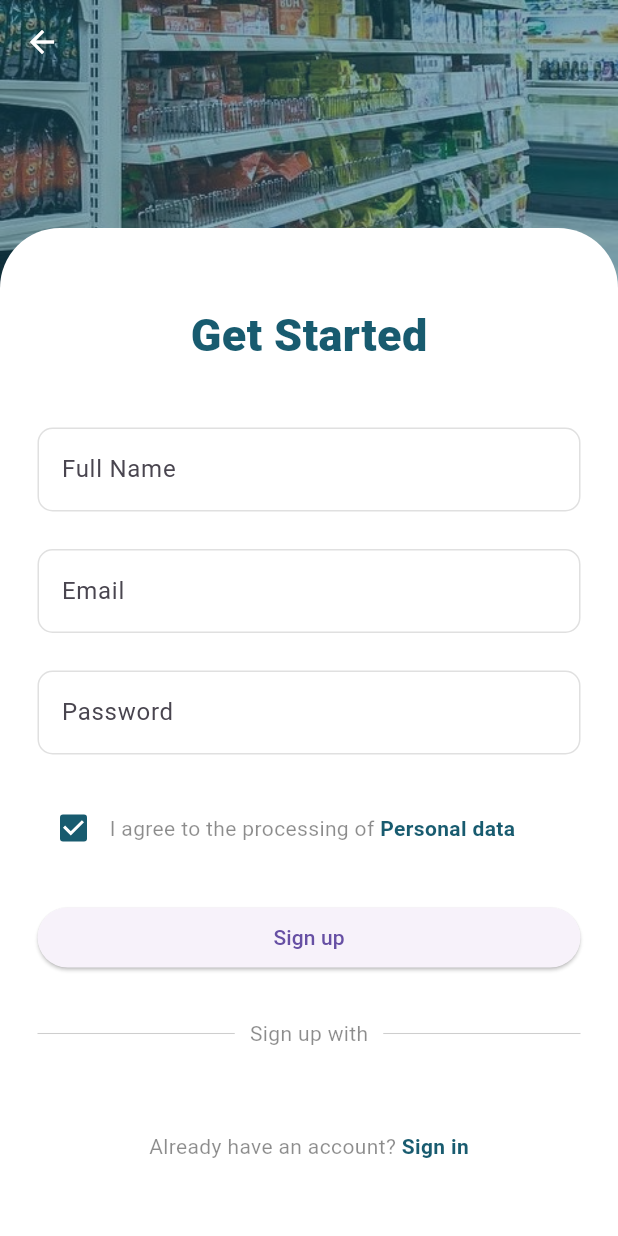
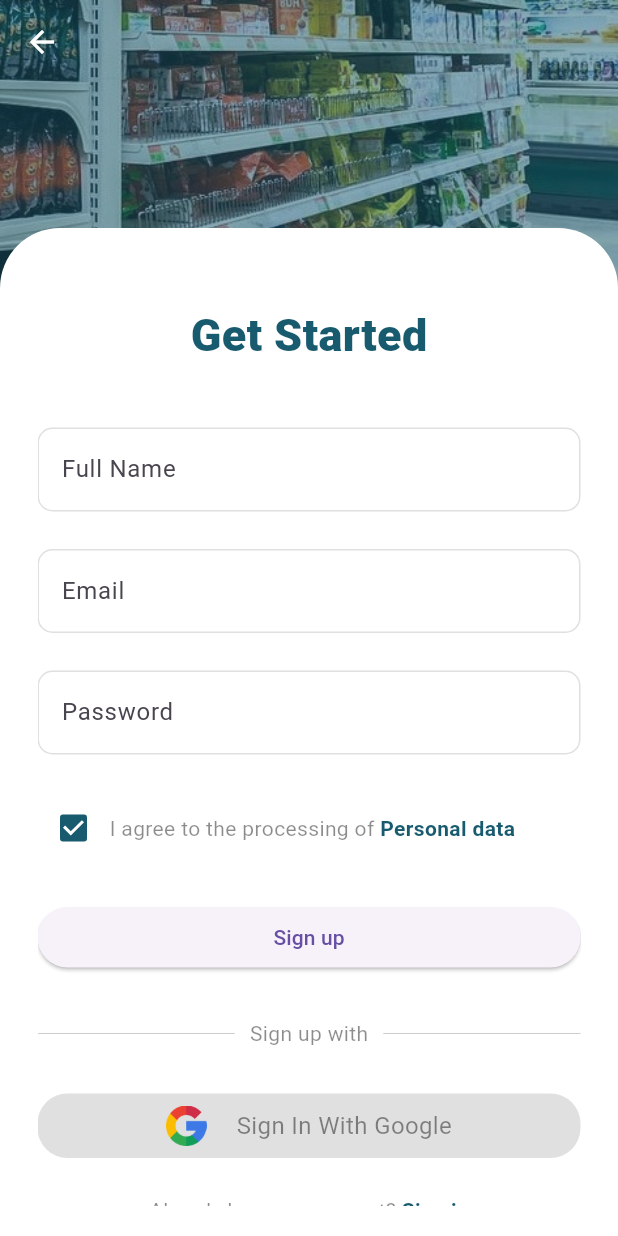
Before and after one commit to frank-hub/tisad_app, a Flutter app: the SignUpScreen screen opened directly, on a phone screen of 412 x 824 dp. Run offline on Flutter 3.47's test engine with Material 3 defaults, Android fonts, the light colour scheme and no system bars; our stand-ins replace firebase_auth, firebase_core, flutter_svg, google_sign_in, image_picker, permission_handler and 1 more; accounts and stored records are empty; network calls fail; key blocks and very long unbroken strings in the code were emptied for the run.

```diff
--- a/lib/main.dart
+++ b/lib/main.dart
@@ -1,9 +1,13 @@
+import 'package:firebase_core/firebase_core.dart';
 import 'package:flutter/material.dart';
 import 'package:provider/provider.dart';
 import 'package:tisad_shop_app/Onbording.dart';
 import 'package:tisad_shop_app/providers/cart_provider.dart';  // Import the CartProvider
 
-void main() {
+void main() async{
+  WidgetsFlutterBinding.ensureInitialized();
+  await Firebase.initializeApp();
+
   runApp(
     ChangeNotifierProvider(
       create: (context) => CartProvider(),
--- a/lib/providers/cart_provider.dart
+++ b/lib/providers/cart_provider.dart
@@ -17,7 +17,7 @@ class CartProvider with ChangeNotifier {
     notifyListeners();
   }
 
-  void removeItem(String productId) {
+  void removeItem(int productId) {
     _items.remove(productId);
     notifyListeners();
   }
--- a/lib/screens/auth/register.dart
+++ b/lib/screens/auth/register.dart
@@ -1,5 +1,6 @@
 import 'dart:convert';
 
+import 'package:firebase_auth/firebase_auth.dart';
 import 'package:flutter/material.dart';
 import 'package:shared_preferences/shared_preferences.dart';
 import 'package:tisad_shop_app/constants.dart';
@@ -8,6 +9,7 @@ import 'package:tisad_shop_app/theme.dart';
 import 'package:tisad_shop_app/widgets/custom_scaffold.dart';
 // import 'package:icons_plus/icons_plus.dart';
 import 'package:http/http.dart' as http;
+import '../../providers/auth.dart';
 import 'login.dart';
 
 class SignUpScreen extends StatefulWidget {
@@ -18,6 +20,8 @@ class SignUpScreen extends StatefulWidget {
 }
 
 class _SignUpScreenState extends State<SignUpScreen> {
+  final _auth = AuthService();
+
   final _formSignupKey = GlobalKey<FormState>();
   bool agreePersonalData = true;
   final TextEditingController _usernameController = TextEditingController();
@@ -300,14 +304,58 @@ class _SignUpScreenState extends State<SignUpScreen> {
                         height: 30.0,
                       ),
                       // sign up social media logo
-                      Row(
-                        mainAxisAlignment: MainAxisAlignment.spaceEvenly,
-                        children: [
-                          // Logo(Logos.facebook_f),
-                          // Logo(Logos.twitter),
-                          // Logo(Logos.google),
-                          // Logo(Logos.apple),
-                        ],
+                      InkWell(
+                        onTap: () async{
+                          await _auth.loginWithGoogle();
+                          FirebaseAuth.instance.authStateChanges().listen((user) {
+                            if (user != null) {
+                              // User is signed in, navigate to HomeScreen
+                              Navigator.pushReplacement(
+                                context,
+                                MaterialPageRoute(builder: (context) => HomeScreen(currentIndex: 0,)),
+                              );
+                            }else{
+                              ScaffoldMessenger.of(context).showSnackBar(
+                                  SnackBar(
+                                      backgroundColor: Colors.red,
+                                      content: Text('Oops Something Went Wrong'))
+                              );
+                            }
+                          });
+                        },
+                        child: Container(
+                          height: 43,
+                          width: double.infinity,
+                          padding: EdgeInsets.symmetric(vertical: 8,horizontal: 10),
+                          decoration: BoxDecoration(
+                            borderRadius: BorderRadius.circular(20),
+                            color: Colors.black12,
+                            boxShadow: [
+                              BoxShadow(
+                                color: Colors.white70,
+                                offset: Offset(2.0, 2.0),
+                                blurRadius: 4.0,
+                              ),
+                            ],
+                          ),
+                          child: Row(
+                            mainAxisAlignment: MainAxisAlignment.center,
+                            children: [
+                              Image(image: AssetImage('assets/images/google.png'
+                              ),
+                                height: 30,
+                              ),
+                              SizedBox(width: 20,),
+                              Text("Sign In With Google",
+                                style: TextStyle(
+                                  fontSize: 16,
+                                  color: Colors.black45,
+
+                                ),
+                              )
+                            ],
+                          ),
+                        ),
                       ),
                       const SizedBox(
                         height: 25.0,
--- a/pubspec.yaml
+++ b/pubspec.yaml
@@ -41,6 +41,9 @@ dependencies:
   shared_preferences: ^2.2.3
   rename_app: ^1.3.2
   provider: ^6.1.2
+  firebase_core: ^2.31.1
+  google_sign_in: ^6.2.1
+  firebase_auth: ^4.19.6
 
 
 dev_dependencies:
```
Also changed, not shown: lib/providers/auth.dart (added, +57 -0 lines), lib/screens/auth/login.dart (+28 -15 lines), lib/screens/cart.dart (+16 -44 lines), lib/screens/explore.dart (+14 -4 lines), pubspec.lock, 7 other files.
